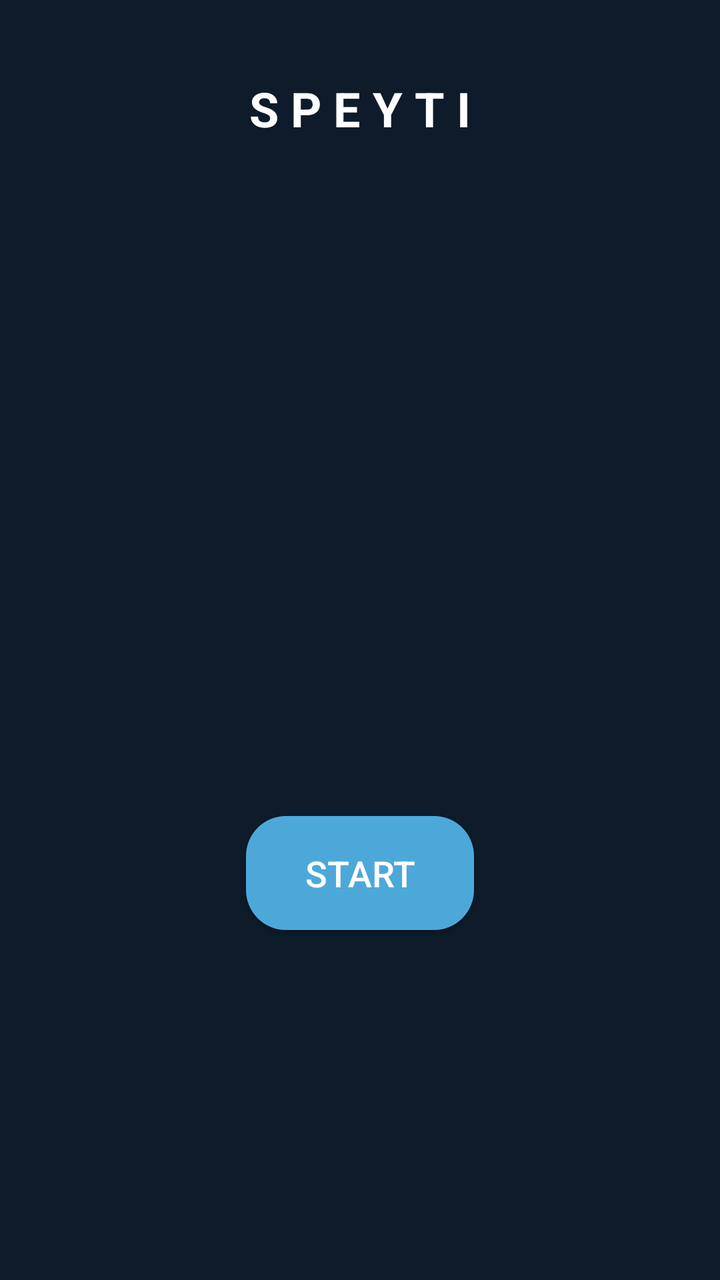
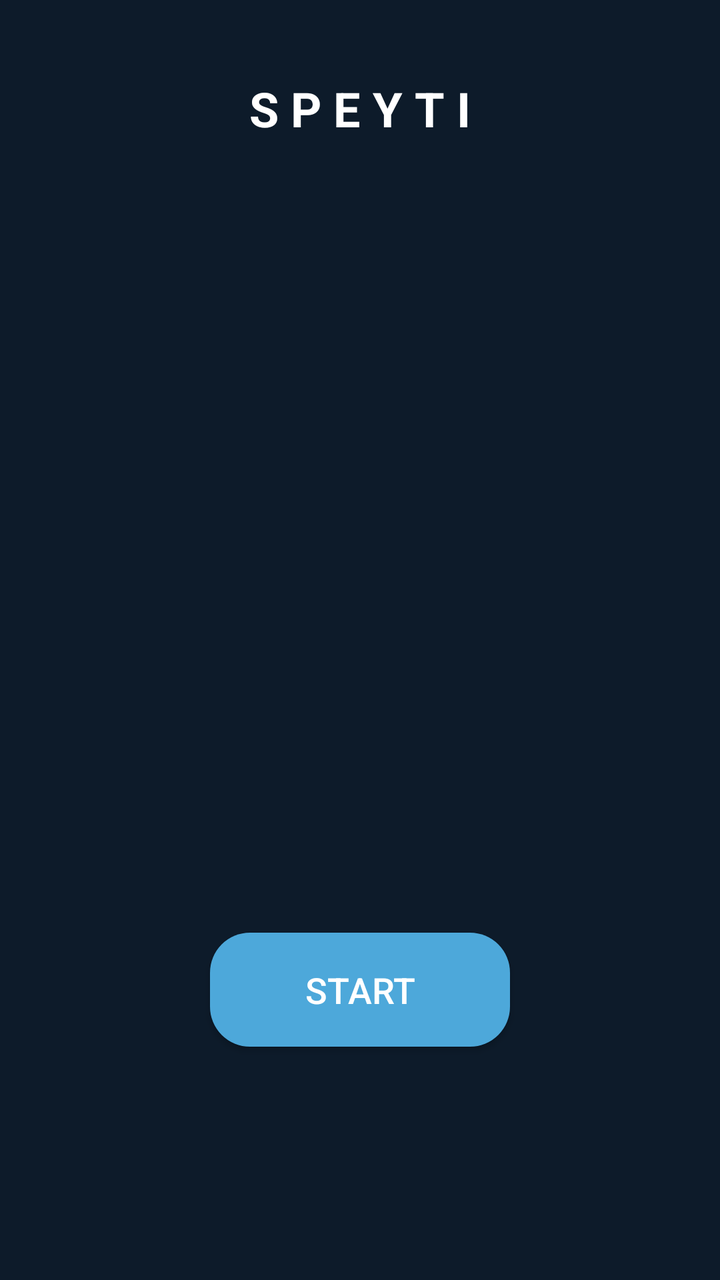

Two renders of the same Android screen: before a commit and after it. Below are the layout's source before the change and the commit's diff.
<!-- AndroidManifest.xml: application theme Theme.Floater -->
<!-- res/layout/activity_main.xml -->
<androidx.constraintlayout.widget.ConstraintLayout 
    xmlns:android="http://schemas.android.com/apk/res/android"
    xmlns:app="http://schemas.android.com/apk/res-auto"
    android:layout_width="match_parent"
    android:layout_height="match_parent"
    android:background="@color/dark_blue_bg">

    <TextView
        android:id="@+id/titleText"
        android:layout_width="match_parent"
        android:layout_height="wrap_content"
        android:text="S P E Y T I"
        android:textColor="@color/white_text"
        android:textSize="24sp"
        android:textStyle="bold"
        android:gravity="center"
        android:paddingTop="38dp"
        app:layout_constraintTop_toTopOf="parent" />

    <Button
        android:id="@+id/startButton"
        android:layout_width="114dp"
        android:layout_height="57dp"
        android:text="START"
        android:textColor="@color/white_text"
        android:textSize="18sp"
        android:background="@drawable/btn_bg"
        app:layout_constraintBottom_toBottomOf="parent"
        app:layout_constraintEnd_toEndOf="parent"
        app:layout_constraintStart_toStartOf="parent"
        app:layout_constraintTop_toTopOf="parent"
        app:layout_constraintVertical_bias="0.7" />

</androidx.constraintlayout.widget.ConstraintLayout>
<!-- resources referenced by this layout -->
<resources>
  <color name="dark_blue_bg">#0D1B2A</color>
  <color name="white_text">#FFFFFF</color>
  <!-- drawable btn_bg (drawable) -->
  <shape xmlns:android="http://schemas.android.com/apk/res/android">
      <solid android:color="@color/light_blue_btn" />
      <corners android:radius="20dp" />
  </shape>
  <style name="Theme.Floater" parent="Theme.AppCompat.NoActionBar">
          <item name="android:statusBarColor">#000000</item>
      </style>
  <color name="light_blue_btn">#4DA8DA</color>
</resources>

<!-- the commit's change to res/layout/activity_main.xml (unified diff, before → after) -->
@@ -19,7 +19,7 @@
 
     <Button
         android:id="@+id/startButton"
-        android:layout_width="114dp"
+        android:layout_width="150dp"
         android:layout_height="57dp"
         android:text="START"
         android:textColor="@color/white_text"
@@ -29,6 +29,6 @@
         app:layout_constraintEnd_toEndOf="parent"
         app:layout_constraintStart_toStartOf="parent"
         app:layout_constraintTop_toTopOf="parent"
-        app:layout_constraintVertical_bias="0.7" />
+        app:layout_constraintVertical_bias="0.8" />
 
 </androidx.constraintlayout.widget.ConstraintLayout>
